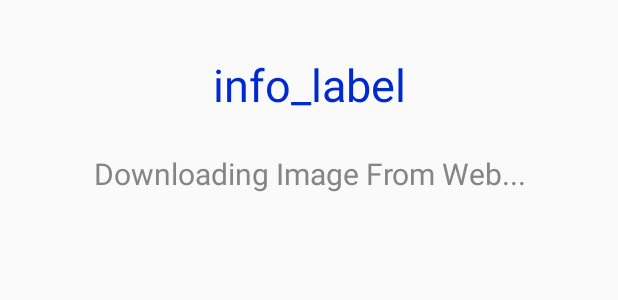
After one commit to SethTheHalley/ImageBrowser, an Android app: the layout activity_download_image.xml on its own in the app's theme, with its tools: preview values and no code run, on a phone screen of 412 x 824 dp. The commit adds this screen. Shown: the top 300 px of the screen. Run offline under Robolectric (Android 15) with nearby library versions, the phone set to English and light mode, and no system bars.

Commit message:
layout sort of working

```diff
--- a/app/src/main/AndroidManifest.xml
+++ b/app/src/main/AndroidManifest.xml
@@ -3,6 +3,7 @@
     package="seth.imagebrowser" >
 
     <uses-permission android:name="android.permission.INTERNET" />
+    <uses-permission android:name="android.permission.ACCESS_NETWORK_STATE" />
 
     <application
         android:allowBackup="true"
--- /dev/null
+++ b/app/src/main/res/layout/activity_download_image.xml
@@ -0,0 +1,37 @@
+<LinearLayout xmlns:android="http://schemas.android.com/apk/res/android"
+    xmlns:tools="http://schemas.android.com/tools" android:layout_width="match_parent"
+    android:orientation="vertical"
+    android:layout_height="match_parent"
+    android:paddingLeft="@dimen/activity_horizontal_margin"
+    android:paddingRight="@dimen/activity_horizontal_margin"
+    android:paddingTop="@dimen/activity_vertical_margin"
+    android:paddingBottom="@dimen/activity_vertical_margin"
+    android:layout_gravity="center_horizontal"
+    tools:context="scottmd3.tictactoe.DownloadImage">
+    <TextView
+        android:id="@+id/message_winner"
+        android:text="@string/info"
+        android:layout_width="fill_parent"
+        android:layout_height="wrap_content"
+        android:textSize="30sp"
+        android:textColor="#002AD1"
+        android:gravity="center"
+        android:layout_marginLeft="20dp"
+        android:layout_marginTop="20dp"
+        android:layout_marginRight="20dp"
+        android:layout_marginBottom="20dp"/>
+    <TextView
+        android:id="@+id/message_downloading"
+        android:text="@string/downloading_image"
+        android:layout_width="fill_parent"
+        android:layout_height="wrap_content"
+        android:textSize="20sp"
+        android:textColor="#858585"
+        android:gravity="center"
+        android:layout_margin="5dp"/>
+    <ImageView
+        android:id="@+id/images"
+        android:layout_width="fill_parent"
+        android:layout_height="wrap_content"
+        android:contentDescription="winner_loser_tie_image" />
+</LinearLayout>
--- a/app/src/main/res/values/strings.xml
+++ b/app/src/main/res/values/strings.xml
@@ -3,4 +3,9 @@
     <string name="hello_world">Hello world!</string>
     <string name="action_settings">Settings</string>
     <string name="search_fail">Failed to return search results</string>
+    <string name="no_network_connection">Error: No Network Connection Found</string>
+    <string name="download_complete">Image Download Complete</string>
+    <string name="title_activity_download_image">DownloadImage</string>
+    <string name="info">info_label</string>
+    <string name="downloading_image">Downloading Image From Web...</string>
 </resources>
```
Also changed, not shown: app/src/main/java/seth/imagebrowser/MainActivity.java (+122 -25 lines), app/src/main/res/layout/activity_main.xml (+22 -8 lines).
